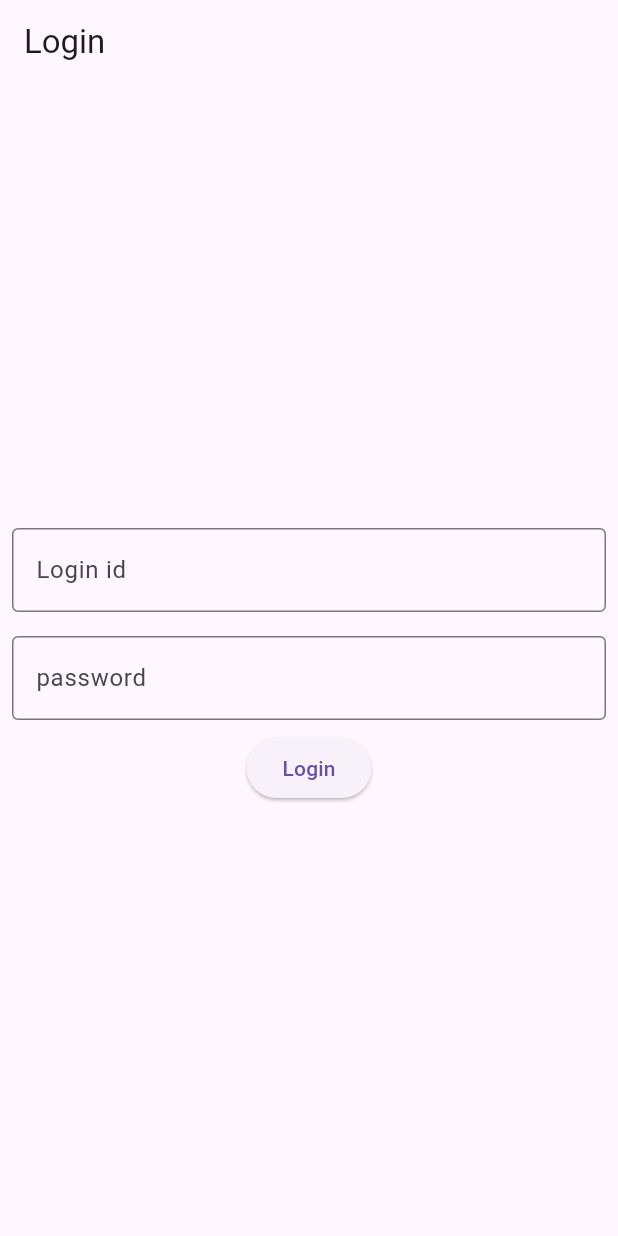
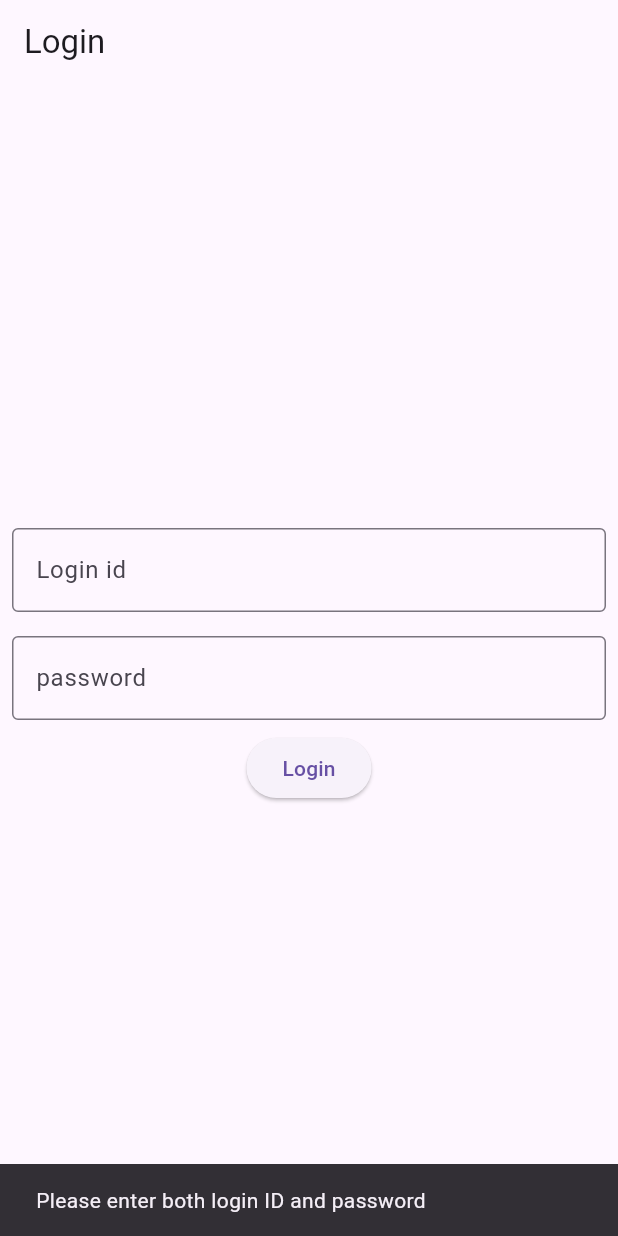
Before and after one commit to brughwani/lmrepairagent, a Flutter app: the screen it shows after launch, after a tap on "Login", on a phone screen of 412 x 824 dp. Run offline on Flutter 3.47's test engine with Material 3 defaults, Android fonts, the phone set to English and light mode, and no system bars; our stand-ins replace dropdown_search, firebase_core, jwt_decoder; accounts and stored records are empty.

Commit message:
refactor: implement _handleLogin with loading state and input validation in LoginForm

```diff
--- a/lib/karigarlogin.dart
+++ b/lib/karigarlogin.dart
@@ -1,9 +1,4 @@
-import 'dart:convert';
-
 import 'package:flutter/material.dart';
-import 'package:lmrepaireagent/KarigarHome.dart';
-import 'package:lmrepaireagent/Karigarform.dart';
-import 'package:http/http.dart' as http;
 import 'package:lmrepaireagent/authservice.dart';
 
 class LoginForm extends StatefulWidget {
@@ -18,37 +13,44 @@ class _LoginFormState extends State<LoginForm> {
 
   TextEditingController passwordController = TextEditingController();
 
-String? role;
+  String? role;
+  bool _isLoading = false;
 
   @override
   void initState() {
     super.initState();
-    role="Karigar";
+    role = "Karigar";
   }
 
-  // Future<void> LoginUser(String phoneNumber, String password) async {
-  //   // Call your Node.js backend for registration
-  //   final response = await http.post(
-  //     Uri.parse('https://limsonvercelapi2.vercel.app/api/fsauth'),
-  //     headers: <String, String>{
-  //       'Content-Type': 'application/json; charset=UTF-8',
-  //     },
-  //     body: jsonEncode(<String, String>{
-  //       'phoneNumber': phoneNumber,
-  //       'password': password,
-  //       'app': role!,
-  //     }),
-  //   );
-  //
-  //   if (response.statusCode == 200) {
-  //     // User registered successfully
-  //     print('User logged in successfully!');
-  //     Navigator.of(context).push(MaterialPageRoute(builder: (context)=>KarigarHome(token: token, name: name)));
-  //   } else {
-  //     // Handle error
-  //     print('Error: ${response.body}');
-  //   }
-  // }
+  Future<void> _handleLogin() async {
+    if (phoneController.text.isEmpty || passwordController.text.isEmpty) {
+      ScaffoldMessenger.of(context).showSnackBar(
+        const SnackBar(content: Text('Please enter both login ID and password')),
+      );
+      return;
+    }
+
+    setState(() {
+      _isLoading = true;
+    });
+
+    try {
+      await AuthService(baseUrl: 'https://limsonvercelapi2.vercel.app')
+          .authenticate(phoneController.text, passwordController.text, role!, context);
+    } catch (e) {
+      if (mounted) {
+        ScaffoldMessenger.of(context).showSnackBar(
+          SnackBar(content: Text('Login failed: ${e.toString()}')),
+        );
+      }
+    } finally {
+      if (mounted) {
+        setState(() {
+          _isLoading = false;
+        });
+      }
+    }
+  }
 
   @override
   Widget build(BuildContext context) {
@@ -80,16 +82,12 @@ String? role;
                 obscureText: true,
               ),
             ),
-            ElevatedButton(onPressed:(){
-
-        //    var url=Uri.parse('https://limsonvercelapi2.vercel.app/api/fsauth');
-//LoginUser(phoneController.text, passwordController.text);
-            AuthService(baseUrl: 'https://limsonvercelapi2.vercel.app').authenticate(phoneController.text, passwordController.text, role!, context);
-
-
-              //Navigator.of(context).push(MaterialPageRoute(builder: (context)=>KarigarApp()));
-
-            } , child:Text("Login") )
+            _isLoading
+                ? const CircularProgressIndicator()
+                : ElevatedButton(
+                    onPressed: _handleLogin,
+                    child: Text("Login"),
+                  ),
           ],
 
         ),
```
